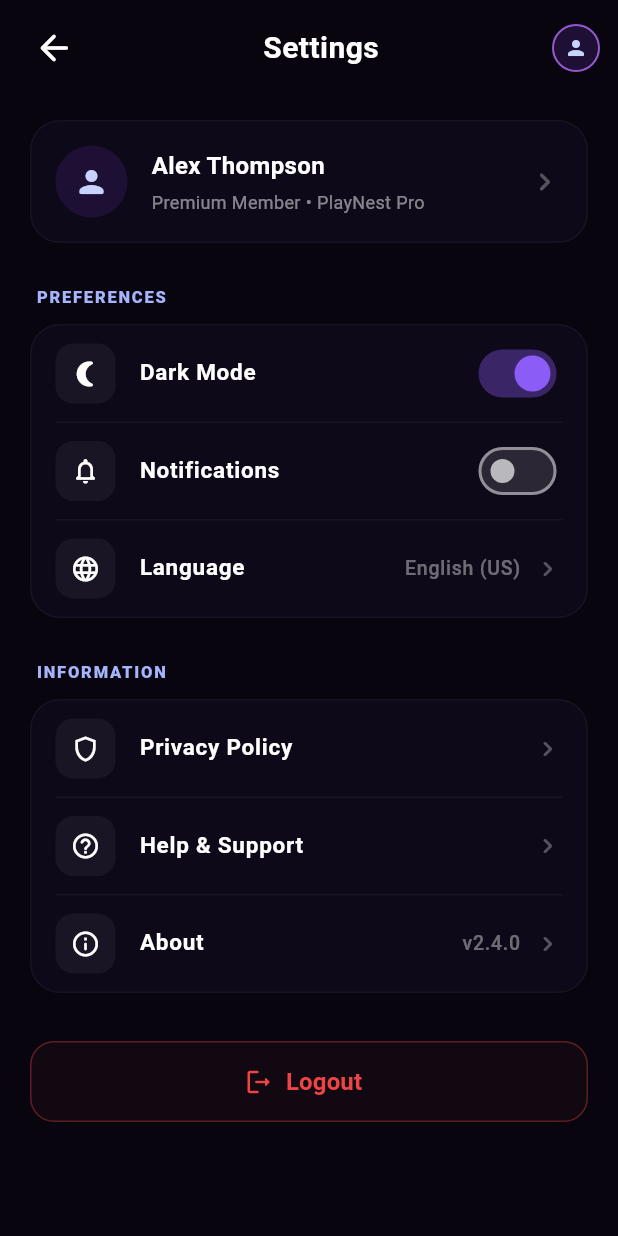
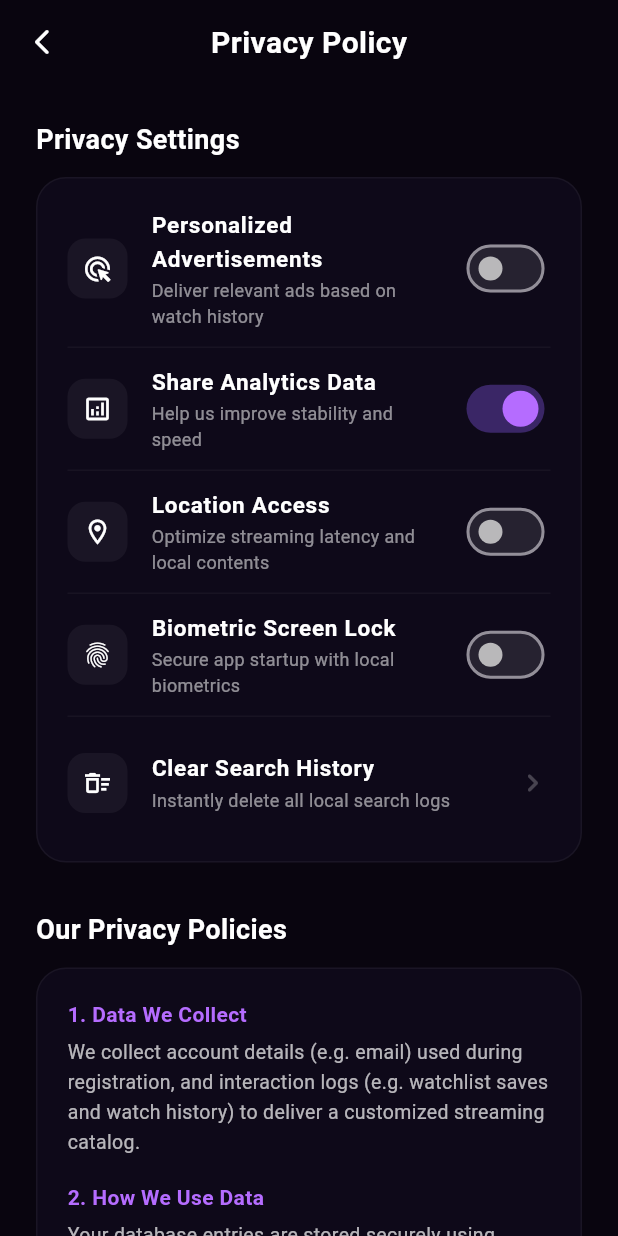
Before and after one commit to Piramu-chendu/playnest, a Flutter app: the SettingsScreen screen opened directly, after a tap on "Privacy Policy", on a phone screen of 412 x 824 dp. Run offline on Flutter 3.47's test engine with Material 3 defaults, Android fonts, the phone set to English and light mode, and no system bars; our stand-ins replace chewie, cloud_firestore, firebase_auth, firebase_core, video_player; accounts and stored records are empty.

Commit message:
added certain features in categories and settings

```diff
--- /dev/null
+++ b/lib/screens/settings/privacy_policy_screen.dart
@@ -0,0 +1,318 @@
+import 'package:flutter/material.dart';
+
+class PrivacyPolicyScreen extends StatefulWidget {
+  const PrivacyPolicyScreen({super.key});
+
+  @override
+  State<PrivacyPolicyScreen> createState() => _PrivacyPolicyScreenState();
+}
+
+class _PrivacyPolicyScreenState extends State<PrivacyPolicyScreen> {
+  bool _personalizedAds = false;
+  bool _shareAnalytics = true;
+  bool _locationAccess = false;
+  bool _biometricLogin = false;
+
+  void _clearSearchHistory() {
+    showDialog(
+      context: context,
+      builder: (context) => AlertDialog(
+        backgroundColor: const Color(0xFF1E1035),
+        shape: RoundedRectangleBorder(
+          borderRadius: BorderRadius.circular(20),
+          side: BorderSide(color: Colors.white.withValues(alpha: 0.1)),
+        ),
+        title: const Text("Clear History", style: TextStyle(color: Colors.white, fontWeight: FontWeight.bold)),
+        content: const Text(
+          "Are you sure you want to clear your local search history? This action cannot be undone.",
+          style: TextStyle(color: Colors.white70),
+        ),
+        actions: [
+          TextButton(
+            onPressed: () => Navigator.pop(context),
+            child: Text("Cancel", style: TextStyle(color: Colors.white.withValues(alpha: 0.6))),
+          ),
+          TextButton(
+            onPressed: () {
+              Navigator.pop(context);
+              ScaffoldMessenger.of(context).showSnackBar(
+                SnackBar(
+                  backgroundColor: const Color(0xFF8B5CF6),
+                  content: const Text("Search history cleared successfully"),
+                  shape: RoundedRectangleBorder(borderRadius: BorderRadius.circular(10)),
+                  behavior: SnackBarBehavior.floating,
+                ),
+              );
+            },
+            child: const Text("Clear", style: TextStyle(color: Color(0xFFEF4444), fontWeight: FontWeight.bold)),
+          ),
+        ],
+      ),
+    );
+  }
+
+  @override
+  Widget build(BuildContext context) {
+    return Scaffold(
+      backgroundColor: const Color(0xFF09050F),
+      body: SafeArea(
+        child: CustomScrollView(
+          physics: const BouncingScrollPhysics(),
+          slivers: [
+            // Glassmorphic App Bar
+            SliverAppBar(
+              backgroundColor: Colors.transparent,
+              elevation: 0,
+              leading: IconButton(
+                icon: const Icon(Icons.arrow_back_ios_new_rounded, color: Colors.white, size: 20),
+                onPressed: () => Navigator.pop(context),
+              ),
+              title: const Text(
+                "Privacy Policy",
+                style: TextStyle(
+                  color: Colors.white,
+                  fontWeight: FontWeight.bold,
+                  fontSize: 20,
+                  letterSpacing: 0.3,
+                ),
+              ),
+              centerTitle: true,
+              pinned: true,
+            ),
+
+            SliverToBoxAdapter(
+              child: Padding(
+                padding: const EdgeInsets.all(24.0),
+                child: Column(
+                  crossAxisAlignment: CrossAxisAlignment.start,
+                  children: [
+                    // --- PRIVACY SETTINGS ---
+                    const Text(
+                      "Privacy Settings",
+                      style: TextStyle(
+                        color: Colors.white,
+                        fontSize: 18,
+                        fontWeight: FontWeight.bold,
+                      ),
+                    ),
+                    const SizedBox(height: 12),
+                    _buildSettingsCard(),
+
+                    const SizedBox(height: 32),
+
+                    // --- POLICIES ---
+                    const Text(
+                      "Our Privacy Policies",
+                      style: TextStyle(
+                        color: Colors.white,
+                        fontSize: 18,
+                        fontWeight: FontWeight.bold,
+                      ),
+                    ),
+                    const SizedBox(height: 12),
+                    _buildPolicyCard(),
+
+                    const SizedBox(height: 30),
+                    Center(
+                      child: Text(
+                        "Last updated: July 2026",
+                        style: TextStyle(
+                          color: Colors.white.withValues(alpha: 0.3),
+                          fontSize: 12,
+                        ),
+                      ),
+                    ),
+                    const SizedBox(height: 30),
+                  ],
+                ),
+              ),
+            ),
+          ],
+        ),
+      ),
+    );
+  }
+
+  Widget _buildSettingsCard() {
+    return Container(
+      padding: const EdgeInsets.symmetric(vertical: 8),
+      decoration: BoxDecoration(
+        color: const Color(0xFF130D22).withValues(alpha: 0.5),
+        borderRadius: BorderRadius.circular(20),
+        border: Border.all(
+          color: Colors.white.withValues(alpha: 0.05),
+        ),
+      ),
+      child: Column(
+        children: [
+          _buildSwitchItem(
+            icon: Icons.ads_click_rounded,
+            title: "Personalized Advertisements",
+            subtitle: "Deliver relevant ads based on watch history",
+            value: _personalizedAds,
+            onChanged: (val) => setState(() => _personalizedAds = val),
+          ),
+          _divider(),
+          _buildSwitchItem(
+            icon: Icons.analytics_outlined,
+            title: "Share Analytics Data",
+            subtitle: "Help us improve stability and speed",
+            value: _shareAnalytics,
+            onChanged: (val) => setState(() => _shareAnalytics = val),
+          ),
+          _divider(),
+          _buildSwitchItem(
+            icon: Icons.location_on_outlined,
+            title: "Location Access",
+            subtitle: "Optimize streaming latency and local contents",
+            value: _locationAccess,
+            onChanged: (val) => setState(() => _locationAccess = val),
+          ),
+          _divider(),
+          _buildSwitchItem(
+            icon: Icons.fingerprint_rounded,
+            title: "Biometric Screen Lock",
+            subtitle: "Secure app startup with local biometrics",
+            value: _biometricLogin,
+            onChanged: (val) => setState(() => _biometricLogin = val),
+          ),
+          _divider(),
+          ListTile(
+            onTap: _clearSearchHistory,
+            contentPadding: const EdgeInsets.symmetric(horizontal: 20, vertical: 8),
+            leading: Container(
+              width: 40,
+              height: 40,
+              decoration: BoxDecoration(
+                color: Colors.white.withValues(alpha: 0.05),
+                borderRadius: BorderRadius.circular(12),
+              ),
+              child: const Icon(Icons.delete_sweep_outlined, color: Colors.white, size: 20),
+            ),
+            title: const Text(
+              "Clear Search History",
+              style: TextStyle(color: Colors.white, fontSize: 15, fontWeight: FontWeight.bold),
+            ),
+            subtitle: const Text(
+              "Instantly delete all local search logs",
+              style: TextStyle(color: Colors.white54, fontSize: 12),
+            ),
+            trailing: const Icon(Icons.chevron_right_rounded, color: Colors.white24),
+          ),
+        ],
+      ),
+    );
+  }
+
+  Widget _buildPolicyCard() {
+    return Container(
+      padding: const EdgeInsets.all(20),
+      decoration: BoxDecoration(
+        color: const Color(0xFF130D22).withValues(alpha: 0.5),
+        borderRadius: BorderRadius.circular(20),
+        border: Border.all(
+          color: Colors.white.withValues(alpha: 0.05),
+        ),
+      ),
+      child: const Column(
+        crossAxisAlignment: CrossAxisAlignment.start,
+        children: [
+          _PolicySection(
+            title: "1. Data We Collect",
+            body: "We collect account details (e.g. email) used during registration, and interaction logs (e.g. watchlist saves and watch history) to deliver a customized streaming catalog.",
+          ),
+          SizedBox(height: 16),
+          _PolicySection(
+            title: "2. How We Use Data",
+            body: "Your database entries are stored securely using Cloud Firestore. We utilize this information to personalize your recommendations, manage your watch status, and prevent abuse.",
+          ),
+          SizedBox(height: 16),
+          _PolicySection(
+            title: "3. Third-Party Sharing",
+            body: "PlayNest does not rent, sell, or distribute user credentials or usage history to outside third-party companies. All analytical databases are kept strictly internal.",
+          ),
+        ],
+      ),
+    );
+  }
+
+  Widget _buildSwitchItem({
+    required IconData icon,
+    required String title,
+    required String subtitle,
+    required bool value,
+    required ValueChanged<bool> onChanged,
+  }) {
+    return ListTile(
+      contentPadding: const EdgeInsets.symmetric(horizontal: 20, vertical: 4),
+      leading: Container(
+        width: 40,
+        height: 40,
+        decoration: BoxDecoration(
+          color: Colors.white.withValues(alpha: 0.05),
+          borderRadius: BorderRadius.circular(12),
+        ),
+        child: Icon(icon, color: Colors.white, size: 20),
+      ),
+      title: Text(
+        title,
+        style: const TextStyle(color: Colors.white, fontSize: 15, fontWeight: FontWeight.bold),
+      ),
+      subtitle: Text(
+        subtitle,
+        style: const TextStyle(color: Colors.white54, fontSize: 12),
+      ),
+      trailing: Switch(
+        value: value,
+        onChanged: onChanged,
+        activeThumbColor: const Color(0xFFB56CFF),
+        activeTrackColor: const Color(0xFF8B5CF6).withValues(alpha: 0.35),
+        inactiveThumbColor: Colors.white70,
+        inactiveTrackColor: Colors.white.withValues(alpha: 0.1),
+      ),
+    );
+  }
+
+  Widget _divider() {
+    return Divider(
+      color: Colors.white.withValues(alpha: 0.04),
+      height: 1,
+      thickness: 1,
+      indent: 20,
+      endIndent: 20,
+    );
+  }
+}
+
+class _PolicySection extends StatelessWidget {
+  final String title;
+  final String body;
+
+  const _PolicySection({required this.title, required this.body});
+
+  @override
+  Widget build(BuildContext context) {
+    return Column(
+      crossAxisAlignment: CrossAxisAlignment.start,
+      children: [
+        Text(
+          title,
+          style: const TextStyle(
+            color: Color(0xFFB56CFF),
+            fontSize: 14,
+            fontWeight: FontWeight.bold,
+          ),
+        ),
+        const SizedBox(height: 6),
+        Text(
+          body,
+          style: const TextStyle(
+            color: Colors.white70,
+            fontSize: 13,
+            height: 1.5,
+          ),
+        ),
+      ],
+    );
+  }
+}
--- a/lib/screens/settings/settings_screen.dart
+++ b/lib/screens/settings/settings_screen.dart
@@ -3,6 +3,7 @@ import '../../services/auth_service.dart';
 import '../auth/login_screen.dart';
 import 'about_screen.dart';
 import 'help_support_screen.dart';
+import 'privacy_policy_screen.dart';
 
 class SettingsScreen extends StatefulWidget {
   final VoidCallback? onNavigateToProfile;
@@ -222,7 +223,14 @@ class _SettingsScreenState extends State<SettingsScreen> {
                       _buildNavigationItem(
                         icon: Icons.shield_outlined,
                         title: "Privacy Policy",
-                        onTap: () {},
+                        onTap: () {
+                          Navigator.push(
+                            context,
+                            MaterialPageRoute(
+                              builder: (context) => const PrivacyPolicyScreen(),
+                            ),
+                          );
+                        },
                       ),
                       _divider(),
                       _buildNavigationItem(
```
Also changed, not shown: lib/models/movie.dart (+109 -0 lines), lib/screens/categories/categories_screen.dart (+9 -1 lines), lib/screens/categories/category_detail_screen.dart (added, +167 -0 lines), lib/screens/home/home_screen.dart (+21 -4 lines), lib/screens/profile/profile_screen.dart (+8 -2 lines), lib/screens/search/search_screen.dart (+5 -94 lines).
